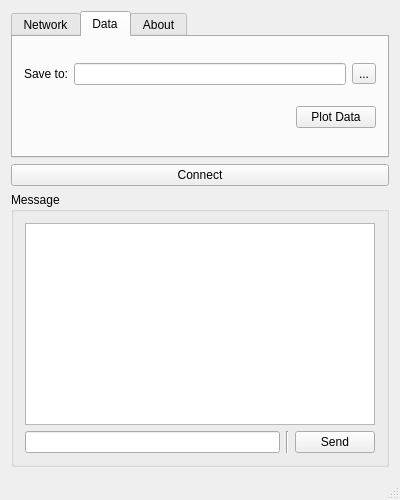
Above: mainwindow.ui from rookiepeng/mimo-radar before the change. Below: the same form after it.
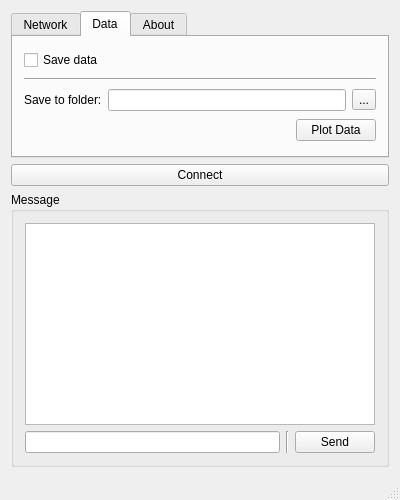
That is the form after the change. The open tabs and pages were chosen to show the change.

```diff
--- a/mainwindow.ui
+++ b/mainwindow.ui
@@ -24,7 +24,7 @@
     <item>
      <widget class="QTabWidget" name="tabWidget">
       <property name="sizePolicy">
-       <sizepolicy hsizetype="Expanding" vsizetype="Minimum">
+       <sizepolicy hsizetype="Expanding" vsizetype="Preferred">
         <horstretch>0</horstretch>
         <verstretch>0</verstretch>
        </sizepolicy>
@@ -291,17 +291,41 @@
         <string>Data</string>
        </attribute>
        <layout class="QVBoxLayout" name="verticalLayout_8">
+        <item>
+         <widget class="QCheckBox" name="checkBox">
+          <property name="text">
+           <string>Save data</string>
+          </property>
+         </widget>
+        </item>
+        <item>
+         <widget class="Line" name="line_2">
+          <property name="orientation">
+           <enum>Qt::Horizontal</enum>
+          </property>
+         </widget>
+        </item>
         <item>
          <layout class="QHBoxLayout" name="horizontalLayout_4">
           <item>
            <widget class="QLabel" name="label">
             <property name="text">
-             <string>Save to:</string>
+             <string>Save to folder:</string>
+            </property>
+            <property name="alignment">
+             <set>Qt::AlignLeading|Qt::AlignLeft|Qt::AlignVCenter</set>
             </property>
            </widget>
           </item>
           <item>
-           <widget class="QLineEdit" name="lineEdit_SaveTo"/>
+           <widget class="QLineEdit" name="lineEdit_SaveTo">
+            <property name="focusPolicy">
+             <enum>Qt::NoFocus</enum>
+            </property>
+            <property name="readOnly">
+             <bool>true</bool>
+            </property>
+           </widget>
           </item>
           <item>
            <widget class="QToolButton" name="toolButton_SaveTo">
```
Left out of the diff: 2 changed lines with no effect on the pictures.
